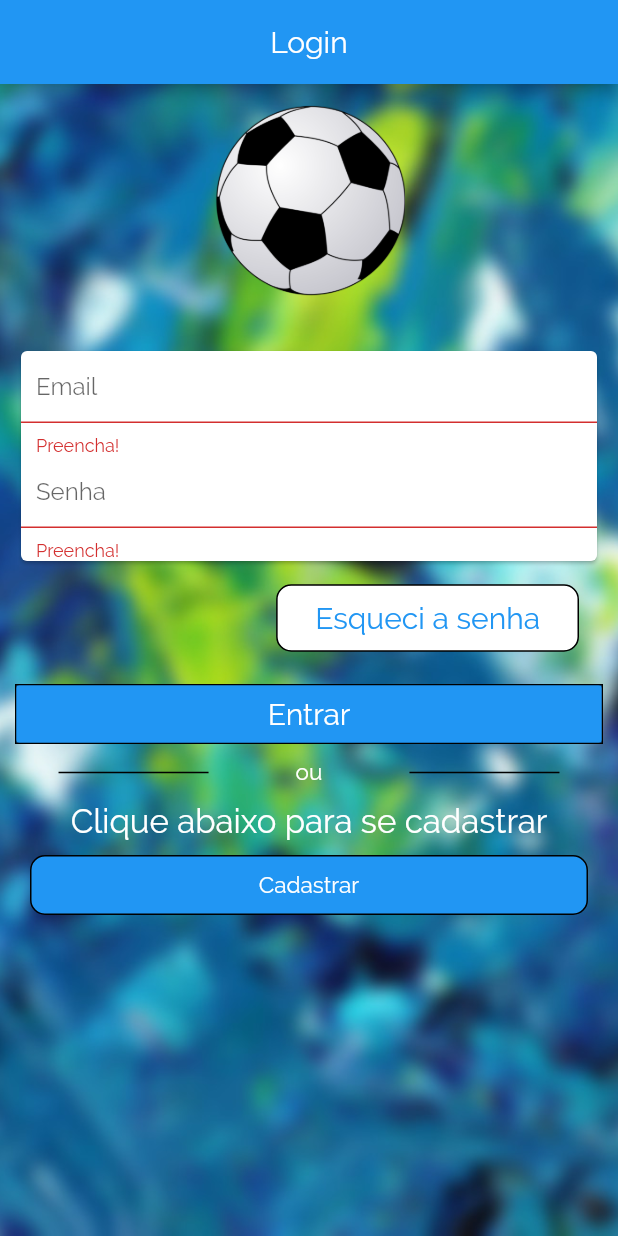
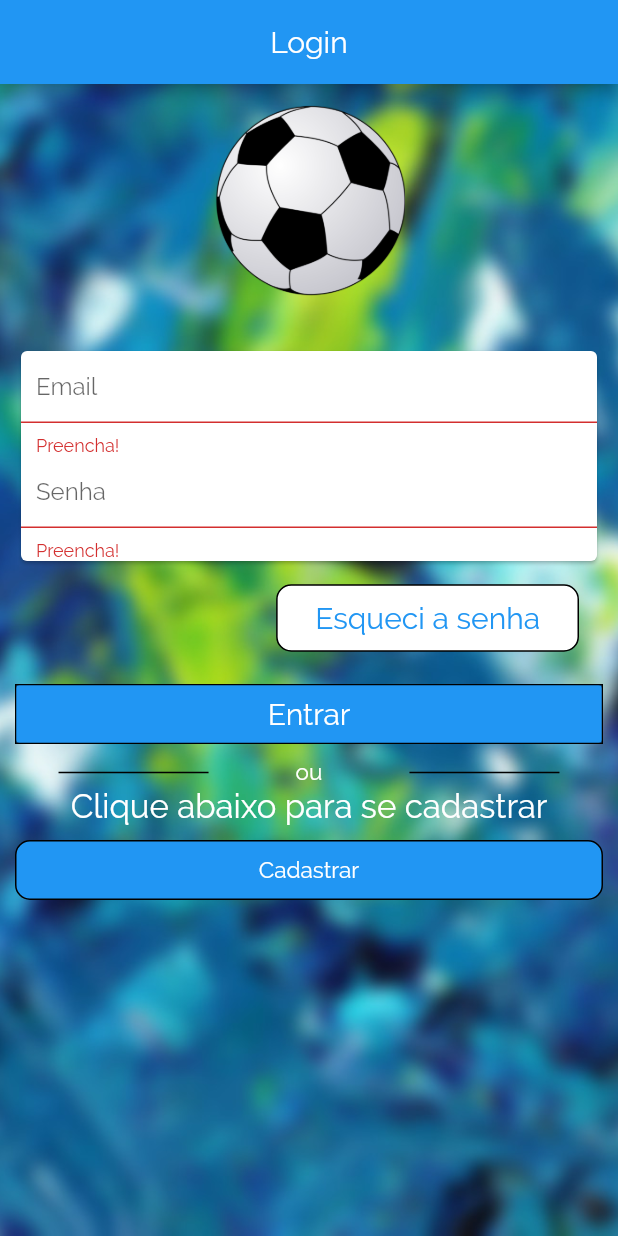
Before and after one commit to victor337/timemesmo, a Flutter app: the screen it shows after launch, scrolled down 56 dp, after a tap on "Entrar", on a phone screen of 412 x 824 dp. Run offline on Flutter 3.47's test engine with Material 2 defaults, Android fonts, the phone set to English and light mode, and no system bars; our stand-ins replace cloud_firestore, firebase_auth, firebase_storage, flutter_masked_text, flutter_speed_dial, image_picker; accounts and stored records are empty.

```diff
--- a/lib/Be/bancohistorico.dart
+++ b/lib/Be/bancohistorico.dart
@@ -32,7 +32,7 @@ class BancoHistorico extends StatelessWidget {
                   leading: CircleAvatar(
                     radius: 25,
                     backgroundColor: Colors.transparent,
-                    backgroundImage: AssetImage("assets/person-male.png")
+                    backgroundImage: AssetImage('assets/bola.png',)
                   ),
                   title: Text("Jogo: ${snapshot.data["Nome do jogo"]}", style: TextStyle(color: Colors.black),),
                   trailing: Text("Resultado ${snapshot.data["Resultado"]}", style: TextStyle(color: Colors.black),),
--- a/lib/Telas/cadastrocerto.dart
+++ b/lib/Telas/cadastrocerto.dart
@@ -245,7 +245,6 @@ class _CadastroCertoState extends State<CadastroCerto> {
                   ],
                 ),
                 Container(
-                  margin: EdgeInsets.all(10),
                   child: Column(
                   mainAxisAlignment: MainAxisAlignment.spaceBetween,
                   children: <Widget>[
--- a/lib/Telas/login.dart
+++ b/lib/Telas/login.dart
@@ -206,7 +206,6 @@ class _LoginState extends State<Login> {
                   ],
                 ),
                 Container(
-                  margin: EdgeInsets.all(10),
                   child: Column(
                   mainAxisAlignment: MainAxisAlignment.spaceBetween,
                   children: <Widget>[
--- a/lib/main.dart
+++ b/lib/main.dart
@@ -20,7 +20,7 @@ class MyApp extends StatelessWidget {
         theme: ThemeData(
           fontFamily: 'Raleway',
           primarySwatch: Colors.blue,
-          primaryColor: Colors.grey
+          primaryColor: Colors.blue
         ),
         home: Splash()
       ),
--- a/lib/splash/splash.dart
+++ b/lib/splash/splash.dart
@@ -1,9 +1,7 @@
 import 'package:timemesmo/Telas/login.dart';
-import 'package:timemesmo/controles/home_screen.dart';
 import 'package:timemesmo/scoped/modelo_user.dart';
 import 'package:flutter/material.dart';
 import 'package:scoped_model/scoped_model.dart';
-import 'package:splashscreen/splashscreen.dart';
 
 
 
@@ -20,18 +18,29 @@ class _SplashState extends State<Splash> {
     return ScopedModelDescendant<UserModel>(
       builder: (context, child, model){
         model.pegar();
-        return SplashScreen(
-      seconds: 4,
-      navigateAfterSeconds: model.firebaseUser == null ? Login() : HomeScreen(),
-      image: new Image.asset('assets/splash.png'),
-      title: Text('Iniciando', style: TextStyle(color: Colors.white, fontSize: 20),),
-      backgroundColor: Colors.blue,
-      styleTextUnderTheLoader: new TextStyle(),
-      photoSize: 250.0,
-      loaderColor: Colors.white
-    );
+        return Scaffold(
+          body: Container(
+            color: Colors.blue,
+            height: MediaQuery.of(context).size.height,
+            child: Container(
+              height: MediaQuery.of(context).size.height * 0.2,
+              child: Image.asset('assets/splash.png', fit: BoxFit.contain)
+            )
+          ),
+        );
       }
     );
   }
 
+  @override
+  void initState() {
+    super.initState();
+    Future.delayed(Duration(seconds: 3)).then((_){
+      Navigator.of(context).pushReplacement(
+            MaterialPageRoute(builder: (context) => Login())
+          );
+    });
+
+  }
+
 }
--- a/pubspec.yaml
+++ b/pubspec.yaml
@@ -28,6 +28,7 @@ dependencies:
   google_sign_in: ^4.1.1
   firebase_storage: ^3.1.1
   firebase_auth: ^0.15.3+1
+  firebase_messaging: ^6.0.9
   url_launcher: ^5.4.1
   flutter_masked_text: ^0.8.0
   recase_string_extension: ^1.0.0
@@ -38,7 +39,6 @@ dependencies:
   shared_preferences: ^0.5.6+1
   flutter_speed_dial: ^1.2.5
   transparent_image: ^1.0.0
-  splashscreen: ^1.2.0
 
 
 dev_dependencies:
```
Also changed, not shown: lib/SegundasTelas/dadospartida.dart (+14 -9 lines), lib/Telas/home.dart (+6 -8 lines), assets/jogadores.png (added), pubspec.lock.
